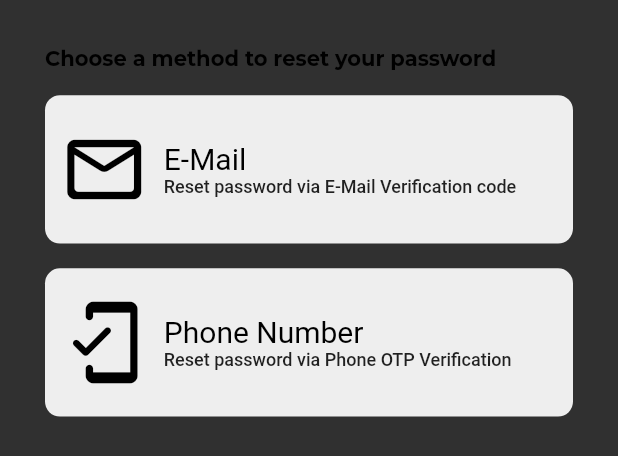
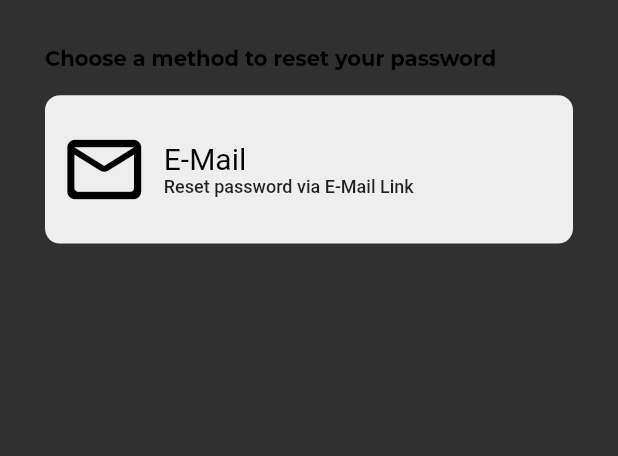
Before and after one commit to mosherif21/assistantpro, a Flutter app: the ForgetPasswordLayout widget shown alone on an empty page, opened directly, on a phone screen of 412 x 824 dp. Shown: the top 456 px of the screen. Run offline on Flutter 3.47's test engine with Material 2 defaults, Android fonts, the phone set to English and light mode, and no system bars; our stand-ins replace connectivity_plus, firebase_auth, firebase_core, flutter_native_splash, flutter_otp_text_field, flutter_signin_button and 8 more; missing offline and left inert: firebase_app_check, flutter_web_frame, mqtt_client; accounts and stored records are empty.

Commit message:
initial commit

```diff
--- a/lib/localization/language/localization_strings.dart
+++ b/lib/localization/language/localization_strings.dart
@@ -39,7 +39,7 @@ class Languages extends Translations {
           'arabic': 'العربية',
           'chooseLanguage': 'اختر لغتك المفضلة',
           'chooseForgetPasswordMethod': 'اختر طريقة تغيير كلمة المرور',
-          'emailReset': 'تغيير البريد الكترونى عن طريق كود بالبريد الكترونى',
+          'emailReset': 'تغيير كلمة المرور عن طريق لينك البريد الكترونى',
           'numberReset': 'تغيير البريد الكترونى عن طريق كود برقم الهاتف',
           'phoneLabel': 'رقم الهاتف',
           'phoneFieldLabel': 'ادخل رقم هاتفك',
@@ -89,7 +89,7 @@ class Languages extends Translations {
           'chooseLanguage': 'Choose your preferred language',
           'chooseForgetPasswordMethod':
               'Choose a method to reset your password',
-          'emailReset': 'Reset password via E-Mail Verification code',
+          'emailReset': 'Reset password via E-Mail Link',
           'numberReset': 'Reset password via Phone OTP Verification',
           'phoneLabel': 'Phone Number',
           'phoneFieldLabel': 'Enter your Phone Number',
--- a/lib/src/features/authentication/components/resetPassword/forgot_password.dart
+++ b/lib/src/features/authentication/components/resetPassword/forgot_password.dart
@@ -5,7 +5,6 @@ import 'package:flutter/material.dart';
 import 'package:get/get.dart';
 
 import '../../../../common_widgets/framed_button.dart';
-import '../otpVerification/phone_verification_screen.dart';
 
 class ForgetPasswordLayout extends StatelessWidget {
   const ForgetPasswordLayout({Key? key}) : super(key: key);
@@ -33,17 +32,6 @@ class ForgetPasswordLayout extends StatelessWidget {
               const EmailResetScreen();
             },
           ),
-          SizedBox(height: screenHeight * 0.02),
-          FramedIconButton(
-            height: screenHeight * 0.12,
-            title: 'phoneLabel'.tr,
-            subTitle: 'numberReset'.tr,
-            iconData: Icons.mobile_friendly_rounded,
-            onPressed: () {
-              RegularBottomSheet.hideBottomSheet();
-              getToPhoneVerificationScreen();
-            },
-          ),
         ],
       ),
     );
```
Also changed, not shown: lib/src/features/authentication/components/otpVerification/otp_verification.dart (+0 -33 lines).
